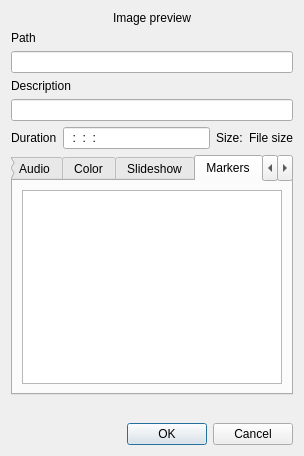
The window that src/widgets/clipproperties_ui.ui (KDE/kdenlive) describes before a commit, drawn with Qt 5.
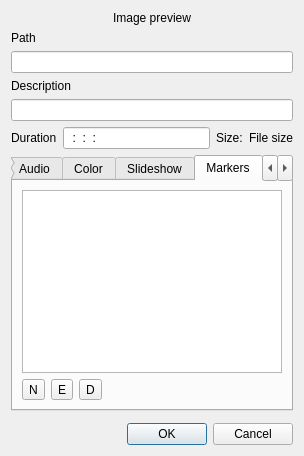
The same window after the commit. The open tabs and pages were chosen to show the change. Custom widgets are drawn as their Qt base class.

Commit message: Add, edit and delete markers from clip properties dialog

Diff of the .ui file:
```diff
--- a/src/widgets/clipproperties_ui.ui
+++ b/src/widgets/clipproperties_ui.ui
@@ -363,11 +363,19 @@
       </layout>
      </widget>
      <widget class="QWidget" name="tab_3" >
+      <property name="geometry" >
+       <rect>
+        <x>0</x>
+        <y>0</y>
+        <width>284</width>
+        <height>204</height>
+       </rect>
+      </property>
       <attribute name="title" >
        <string>Markers</string>
       </attribute>
       <layout class="QGridLayout" name="gridLayout_7" >
-       <item row="0" column="0" >
+       <item row="0" column="0" colspan="4" >
         <widget class="QTreeWidget" name="markers_list" >
          <property name="alternatingRowColors" >
           <bool>true</bool>
@@ -396,6 +404,40 @@
          </column>
         </widget>
        </item>
+       <item row="1" column="0" >
+        <widget class="QToolButton" name="marker_new" >
+         <property name="text" >
+          <string>N</string>
+         </property>
+        </widget>
+       </item>
+       <item row="1" column="1" >
+        <widget class="QToolButton" name="marker_edit" >
+         <property name="text" >
+          <string>E</string>
+         </property>
+        </widget>
+       </item>
+       <item row="1" column="2" >
+        <widget class="QToolButton" name="marker_delete" >
+         <property name="text" >
+          <string>D</string>
+         </property>
+        </widget>
+       </item>
+       <item row="1" column="3" >
+        <spacer name="horizontalSpacer" >
+         <property name="orientation" >
+          <enum>Qt::Horizontal</enum>
+         </property>
+         <property name="sizeHint" stdset="0" >
+          <size>
+           <width>177</width>
+           <height>20</height>
+          </size>
+         </property>
+        </spacer>
+       </item>
       </layout>
      </widget>
      <widget class="QWidget" name="tab_advanced" >
```
Left out of the diff: 10 changed lines with no effect on the pictures. The commit also changes 9 other files.
